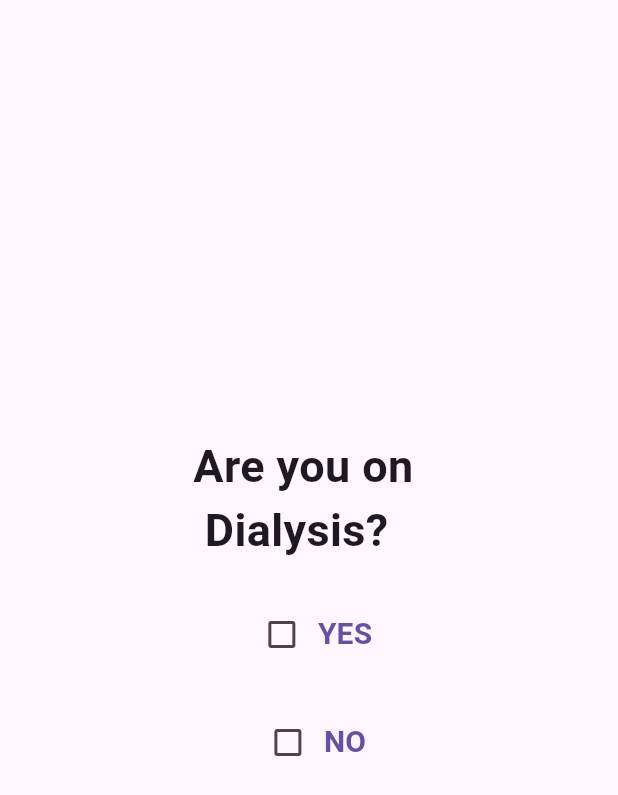
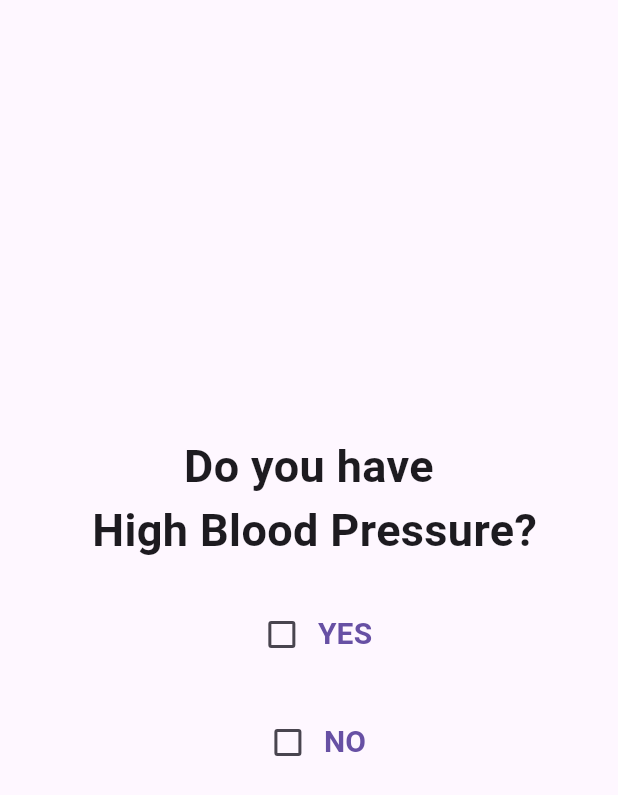
Before and after one commit to aviiciii/RenalCare, a Flutter app: the screen it shows after launch, on a phone screen of 412 x 824 dp. Shown: the top 795 px of the screen. Run offline on Flutter 3.47's test engine with Material 3 defaults, Android fonts, the phone set to English and light mode, and no system bars; our stand-ins replace firebase_auth, firebase_core, sign_in_button; accounts and stored records are empty.

Commit message:
OnboardingUserDetail3 complete

```diff
--- a/renalcare/lib/main.dart
+++ b/renalcare/lib/main.dart
@@ -7,6 +7,7 @@ import 'package:renalcare/pages/splashScreen2.dart';
 import 'package:renalcare/pages/splashscreen.dart';
 import 'firebase_options.dart';
 import 'pages/Onbarding_user_detail2.dart';
+import 'pages/Onboarding_user_detail3.dart';
 import 'pages/onboarding_user_details1.dart';
 
 // pages
@@ -31,7 +32,7 @@ class MyApp extends StatelessWidget {
       theme: ThemeData(
         primarySwatch: Colors.blue,
       ),
-      home: const OnboardingUserDetails2(),
+      home: const OnboardingUserDetail3(),
     );
   }
 }
--- a/renalcare/lib/pages/Onbarding_user_detail2.dart
+++ b/renalcare/lib/pages/Onboarding_user_detail3.dart
@@ -1,7 +1,7 @@
 import 'package:flutter/material.dart';
 
-class OnboardingUserDetails2 extends StatelessWidget {
-  const OnboardingUserDetails2({super.key});
+class OnboardingUserDetail3 extends StatelessWidget {
+  const OnboardingUserDetail3({super.key});
 
   @override
   Widget build(BuildContext context) {
@@ -10,14 +10,17 @@ class OnboardingUserDetails2 extends StatelessWidget {
         child: Column(
           mainAxisAlignment: MainAxisAlignment.center,
           children: [
-            const Text(
-              'Are you on \n Dialysis?',
+          const Center(
+            child: Text(
+              'Do you have \n High Blood Pressure?',
               style: TextStyle(
                 fontSize: 30,
                 fontWeight: FontWeight.bold,
               ),
+              textAlign: TextAlign.center,
             ),
-            const SizedBox(height: 16),
+          ),
+          const SizedBox(height: 16),
             TextButton(
               onPressed: () {
                 // Add your logic here
--- a/renalcare/lib/pages/onboarding_user_details1.dart
+++ b/renalcare/lib/pages/onboarding_user_detail1.dart
@@ -1,7 +1,7 @@
 import 'package:flutter/material.dart';
 
-class OnboardingUserDetails1 extends StatelessWidget {
-  const OnboardingUserDetails1({super.key});
+class OnboardingUserDetail1 extends StatelessWidget {
+  const OnboardingUserDetail1({super.key});
 
   @override
   Widget build(BuildContext context) {
```
Also changed, not shown: renalcare/lib/pages/Onboarding_user_detail2.dart (added, +72 -0 lines).
